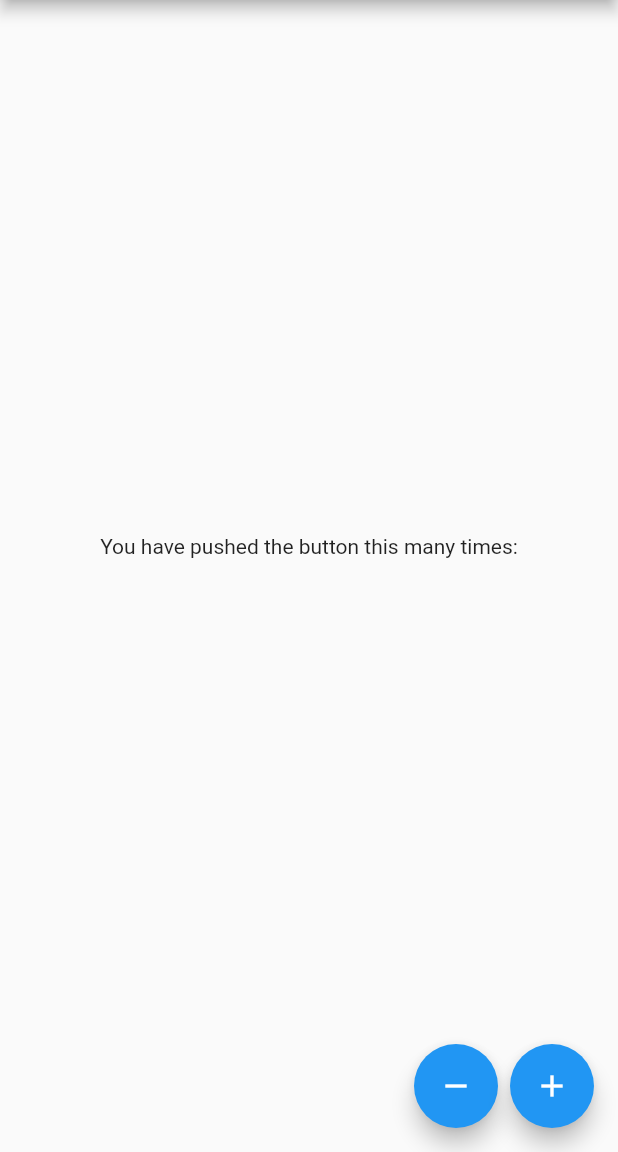
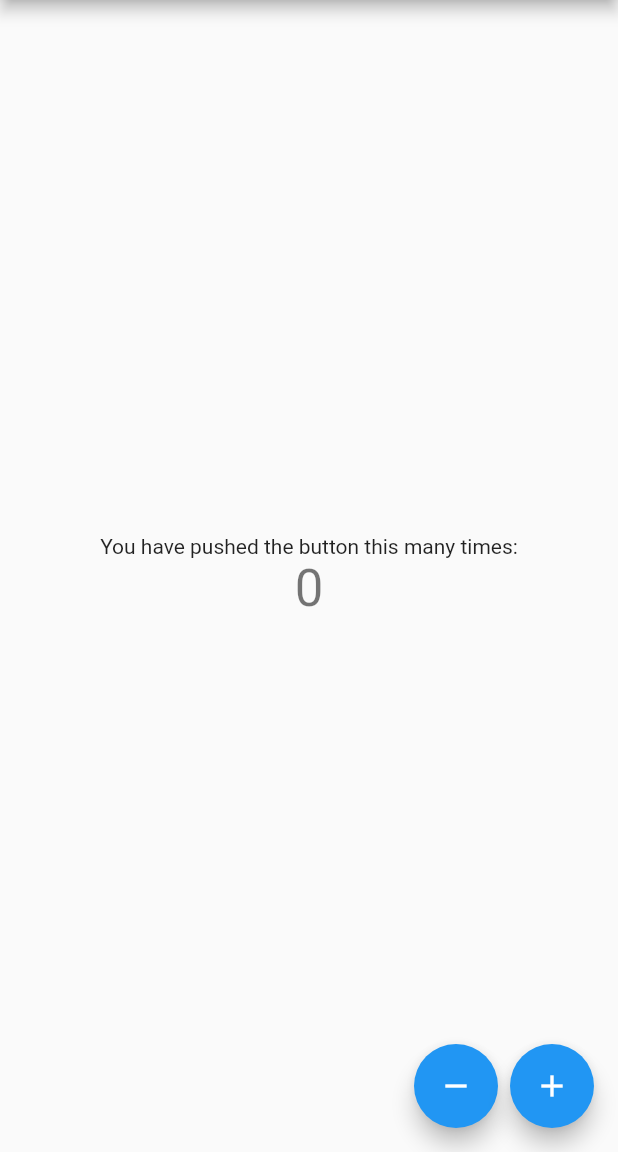
Before and after one commit to adasoraninda/dicoding-flutter-counter-app-bloc, a Flutter app: the screen it shows after launch, on a phone screen of 412 x 824 dp, the part 84-1236 px from its top. Run offline on Flutter 3.47's test engine with Material 2 defaults, Android fonts, the phone set to English and light mode, and no system bars; our stand-ins replace equatable, flutter_bloc.

Commit message:
Finish project

```diff
--- /dev/null
+++ b/lib/counter_bloc.dart
@@ -0,0 +1,10 @@
+import 'package:counter_app/counter_event.dart';
+import 'package:counter_app/counter_state.dart';
+import 'package:flutter_bloc/flutter_bloc.dart';
+
+class CounterBloc extends Bloc<CounterEvent, CounterState> {
+  CounterBloc() : super(const CounterState(0)) {
+    on<Increment>((event, emit) => emit(CounterState(state.value + 1)));
+    on<Decrement>((event, emit) => emit(CounterState(state.value - 1)));
+  }
+}
--- /dev/null
+++ b/lib/counter_event.dart
@@ -0,0 +1,12 @@
+import 'package:equatable/equatable.dart';
+
+abstract class CounterEvent extends Equatable {
+  const CounterEvent();
+
+  @override
+  List<Object?> get props => [];
+}
+
+class Increment extends CounterEvent {}
+
+class Decrement extends CounterEvent {}
--- /dev/null
+++ b/lib/counter_state.dart
@@ -0,0 +1,10 @@
+import 'package:equatable/equatable.dart';
+
+class CounterState extends Equatable {
+  final int value;
+
+  const CounterState(this.value);
+
+  @override
+  List<Object?> get props => [value];
+}
--- a/lib/main.dart
+++ b/lib/main.dart
@@ -1,4 +1,8 @@
+import 'package:counter_app/counter_bloc.dart';
+import 'package:counter_app/counter_event.dart';
+import 'package:counter_app/counter_state.dart';
 import 'package:flutter/material.dart';
+import 'package:flutter_bloc/flutter_bloc.dart';
 
 void main() {
   runApp(const MyApp());
@@ -14,7 +18,10 @@ class MyApp extends StatelessWidget {
       theme: ThemeData(
         primarySwatch: Colors.blue,
       ),
-      home: const MyHomePage(title: 'Flutter Demo Home Page'),
+      home: BlocProvider<CounterBloc>(
+        create: (_) => CounterBloc(),
+        child: const MyHomePage(title: 'Flutter Demo Home Page'),
+      ),
     );
   }
 }
@@ -29,14 +36,14 @@ class MyHomePage extends StatefulWidget {
 }
 
 class _MyHomePageState extends State<MyHomePage> {
-
   @override
   Widget build(BuildContext context) {
     return Scaffold(
         appBar: AppBar(
           title: Text(widget.title),
         ),
-        body: Center(
+        body: BlocBuilder<CounterBloc, CounterState>(builder: (context, state) {
+          return Center(
             child: Column(
               mainAxisAlignment: MainAxisAlignment.center,
               children: <Widget>[
@@ -44,23 +51,28 @@ class _MyHomePageState extends State<MyHomePage> {
                   'You have pushed the button this many times:',
                 ),
                 Text(
-                '',
+                  '${state.value}',
                   style: Theme.of(context).textTheme.headline4,
                 ),
               ],
             ),
-        ),
+          );
+        }),
         floatingActionButton: Row(
           mainAxisAlignment: MainAxisAlignment.end,
           children: [
             FloatingActionButton(
-              onPressed: () {},
+              onPressed: () {
+                context.read<CounterBloc>().add(Decrement());
+              },
               tooltip: 'Decrement',
               child: const Icon(Icons.remove),
             ),
             const SizedBox(width: 8),
             FloatingActionButton(
-              onPressed: () {},
+              onPressed: () {
+                context.read<CounterBloc>().add(Increment());
+              },
               tooltip: 'Increment',
               child: const Icon(Icons.add),
             ),
--- a/pubspec.yaml
+++ b/pubspec.yaml
@@ -29,7 +29,8 @@ environment:
 dependencies:
   flutter:
     sdk: flutter
-
+  flutter_bloc: ^8.0.0
+  equatable: ^2.0.3
 
   # The following adds the Cupertino Icons font to your application.
   # Use with the CupertinoIcons class for iOS style icons.
```
Also changed, not shown: pubspec.lock. Lines whose indentation alone changed are shown as unchanged.
